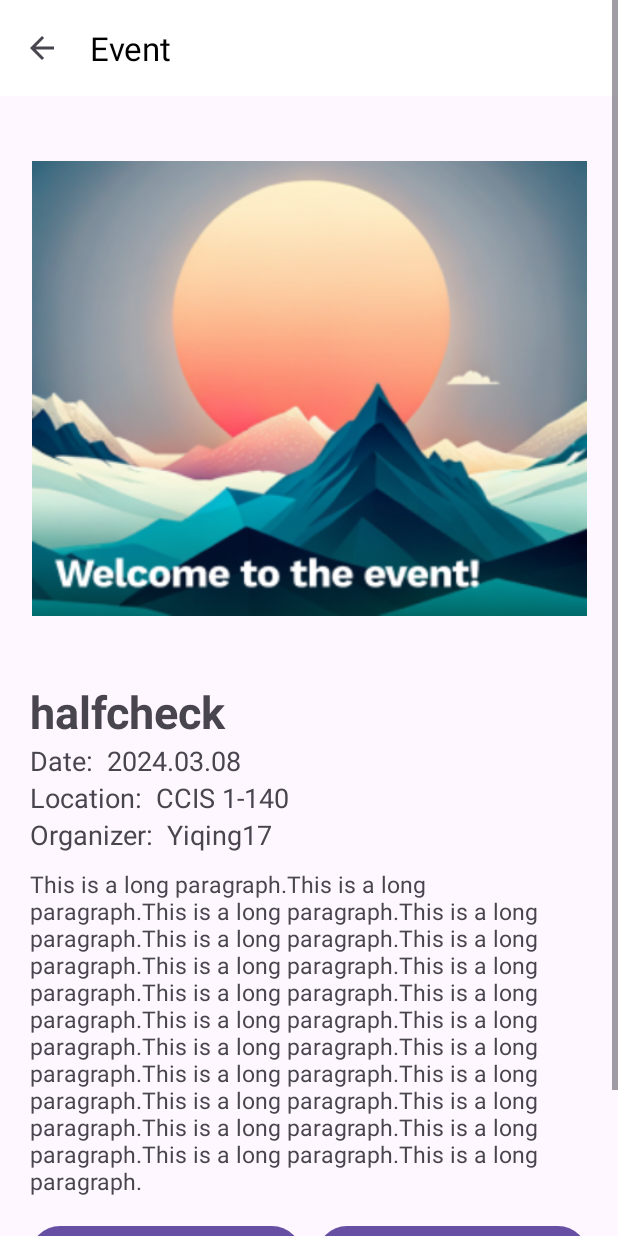
After one commit to CMPUT301W24T15/SyncQR, an Android app: the layout event_detail_organizer.xml on its own in the app's theme, with its tools: preview values and no code run, on a phone screen of 412 x 824 dp. The commit adds this screen. Run offline under Robolectric (Android 15) with nearby library versions, the phone set to English and light mode, and no system bars.

Commit message:
update organizer

```diff
--- /dev/null
+++ b/Sync/app/src/main/res/layout/event_detail_organizer.xml
@@ -0,0 +1,160 @@
+<?xml version="1.0" encoding="utf-8"?>
+<ScrollView xmlns:android="http://schemas.android.com/apk/res/android"
+    xmlns:app="http://schemas.android.com/apk/res-auto"
+    xmlns:tools="http://schemas.android.com/tools"
+    android:layout_width="match_parent"
+    android:layout_height="wrap_content" >
+
+    <androidx.constraintlayout.widget.ConstraintLayout
+        android:layout_width="match_parent"
+        android:layout_height="wrap_content">
+
+
+        <androidx.appcompat.widget.Toolbar
+            android:id="@+id/toolbar"
+            android:layout_width="match_parent"
+            android:layout_height="wrap_content"
+            android:background="@color/white"
+            app:titleTextColor="@color/black"
+            app:navigationIcon="?attr/homeAsUpIndicator"
+            app:layout_constraintTop_toTopOf="parent"
+            app:layout_constraintStart_toStartOf="parent"
+            app:layout_constraintEnd_toEndOf="parent"
+            app:layout_constraintBottom_toTopOf="@id/poster"
+            app:title="Event" />
+
+        <ImageView
+            android:id="@+id/poster"
+            android:layout_width="370dp"
+            android:layout_height="370dp"
+            android:src="@drawable/welcomeevent"
+            android:scaleType="fitCenter"
+            android:layout_marginHorizontal="20dp"
+            android:layout_marginVertical="10dp"
+            app:layout_constraintTop_toBottomOf="@id/toolbar"
+            app:layout_constraintStart_toStartOf="parent"
+            app:layout_constraintEnd_toEndOf="parent"
+            app:layout_constraintBottom_toTopOf="@id/name"
+            />
+
+        <TextView
+            android:id="@+id/name"
+            android:layout_width="wrap_content"
+            android:layout_height="wrap_content"
+            android:layout_marginHorizontal="20dp"
+            android:text="halfcheck"
+            android:textSize="30sp"
+            android:textStyle="bold"
+            app:layout_constraintTop_toBottomOf="@id/poster"
+            app:layout_constraintStart_toStartOf="parent"
+            app:layout_constraintBottom_toTopOf="@+id/date"/>
+
+        <TextView
+            android:id="@+id/date"
+            android:layout_width="wrap_content"
+            android:layout_height="wrap_content"
+            android:layout_marginHorizontal="20dp"
+            android:text="Date:  2024.03.08"
+            android:textSize="18sp"
+            app:layout_constraintTop_toBottomOf="@id/name"
+            app:layout_constraintStart_toStartOf="parent"
+            app:layout_constraintBottom_toTopOf="@+id/location"/>
+
+        <TextView
+            android:id="@+id/location"
+            android:layout_width="wrap_content"
+            android:layout_height="wrap_content"
+            android:layout_marginHorizontal="20dp"
+            android:text="Location:  CCIS 1-140"
+            android:textSize="18sp"
+            app:layout_constraintTop_toBottomOf="@id/date"
+            app:layout_constraintStart_toStartOf="parent"
+            app:layout_constraintBottom_toTopOf="@+id/organizer"/>
+
+        <TextView
+            android:id="@+id/organizer"
+            android:layout_width="wrap_content"
+            android:layout_height="wrap_content"
+            android:layout_marginHorizontal="20dp"
+            android:text="Organizer:  Yiqing17"
+            android:textSize="18sp"
+            app:layout_constraintTop_toBottomOf="@id/location"
+            app:layout_constraintStart_toStartOf="parent"
+            app:layout_constraintBottom_toTopOf="@id/description"/>
+
+        <TextView
+            android:id="@+id/description"
+            android:layout_width="0dp"
+            android:layout_height="wrap_content"
+            android:layout_marginHorizontal="20dp"
+            android:layout_marginVertical="10dp"
+            android:text="@string/event_description_default"
+            android:textSize="15sp"
+            app:layout_constraintTop_toBottomOf="@id/organizer"
+            app:layout_constraintStart_toStartOf="parent"
+            app:layout_constraintEnd_toEndOf="parent"
+
+            />
+
+        <Button
+            android:id="@+id/edit"
+            android:layout_width="0dp"
+            android:layout_height="wrap_content"
+            android:layout_marginStart="20dp"
+            android:layout_marginEnd="10dp"
+            android:layout_marginTop="15dp"
+            android:text="Edit"
+            android:textSize="18sp"
+            app:layout_constraintHorizontal_weight="0.5"
+            app:layout_constraintTop_toBottomOf="@id/description"
+            app:layout_constraintStart_toStartOf="parent"
+            app:layout_constraintEnd_toStartOf="@id/delete"
+            app:layout_constraintBottom_toTopOf="@id/notify"/>
+
+        <Button
+            android:id="@+id/delete"
+            android:layout_width="0dp"
+            android:layout_height="wrap_content"
+            android:layout_marginEnd="20dp"
+            android:layout_marginTop="15dp"
+            android:text="Delete"
+            android:textSize="18sp"
+            app:layout_constraintHorizontal_weight="0.5"
+            app:layout_constraintTop_toBottomOf="@id/description"
+            app:layout_constraintStart_toEndOf="@id/edit"
+            app:layout_constraintEnd_toEndOf="parent"
+            app:layout_constraintBottom_toTopOf="@id/share"/>
+
+        <Button
+            android:id="@+id/notify"
+            android:layout_width="0dp"
+            android:layout_height="wrap_content"
+            android:layout_marginTop="5dp"
+            android:layout_marginEnd="10dp"
+            android:layout_marginBottom="20dp"
+            android:layout_marginStart="20dp"
+            android:text="Notify All"
+            android:textSize="18sp"
+            app:layout_constraintHorizontal_weight="0.5"
+            app:layout_constraintTop_toBottomOf="@id/edit"
+            app:layout_constraintStart_toStartOf="parent"
+            app:layout_constraintEnd_toStartOf="@id/share"
+            app:layout_constraintBottom_toBottomOf="parent"/>
+
+        <Button
+            android:id="@+id/share"
+            android:layout_width="0dp"
+            android:layout_height="wrap_content"
+            android:layout_marginBottom="20dp"
+            android:layout_marginEnd="20dp"
+            android:layout_marginTop="5dp"
+            android:text="Share"
+            android:textSize="18sp"
+            app:layout_constraintHorizontal_weight="0.5"
+            app:layout_constraintTop_toBottomOf="@id/delete"
+            app:layout_constraintStart_toEndOf="@id/notify"
+            app:layout_constraintEnd_toEndOf="parent"
+            app:layout_constraintBottom_toBottomOf="parent"/>
+
+    </androidx.constraintlayout.widget.ConstraintLayout>
+</ScrollView>
--- a/Sync/app/src/main/res/values/strings.xml
+++ b/Sync/app/src/main/res/values/strings.xml
@@ -4,4 +4,6 @@
     <string name="eventBtn">Event</string>
     <string name="profileBtn">Profile</string>
     <string name="messagesBtn">Messages</string>
+    <string name="event_description_default">This is a long paragraph.This is a long paragraph.This is a long paragraph.This is a long paragraph.This is a long paragraph.This is a long paragraph.This is a long paragraph.This is a long paragraph.This is a long paragraph.This is a long paragraph.This is a long paragraph.This is a long paragraph.This is a long paragraph.This is a long paragraph.This is a long paragraph.This is a long paragraph.This is a long paragraph.This is a long paragraph.This is a long paragraph.This is a long paragraph.This is a long paragraph.This is a long paragraph.</string>
+
 </resources>
```
Also changed, not shown: Sync/app/src/main/java/com/example/sync/Event.java (+26 -13 lines), Sync/app/src/main/java/com/example/sync/organizer/CreateEventFrag.java (+9 -15 lines), Sync/app/src/main/java/com/example/sync/organizer/EventDetailFrag.java (added, +101 -0 lines), Sync/app/src/main/java/com/example/sync/organizer/EventListAdapter.java (added, +55 -0 lines), Sync/app/src/main/java/com/example/sync/organizer/FragListener.java (added, +7 -0 lines), Sync/app/src/main/java/com/example/sync/organizer/OrganizerDashboard.java (+26 -14 lines), Sync/app/src/main/java/com/example/sync/organizer/ViewEventsFrag.java (added, +105 -0 lines), Sync/app/src/main/res/drawable/searchbox.xml (added, +11 -0 lines), Sync/app/src/main/res/layout/activity_organizer.xml (+3 -11 lines), Sync/app/src/main/res/layout/event_list_item.xml (added, +39 -0 lines), Sync/app/src/main/res/layout/view_events.xml (added, +43 -0 lines), Sync/app/src/main/res/drawable/eventicon.png (added).
